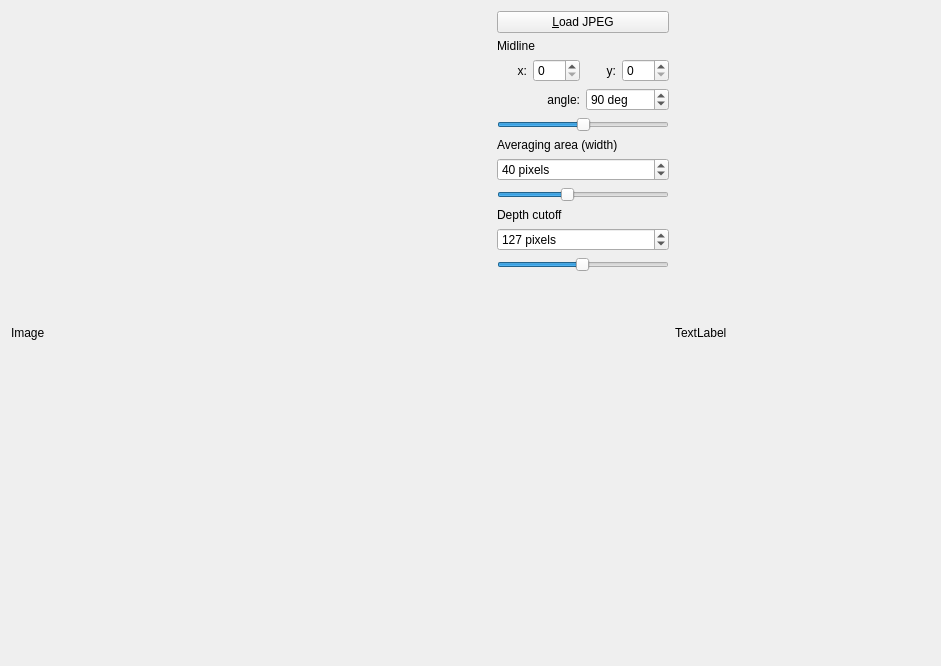
The window that src/fidmaa/form.ui (fidmaa/fidmaa-gui) describes before a commit, drawn with Qt 5.
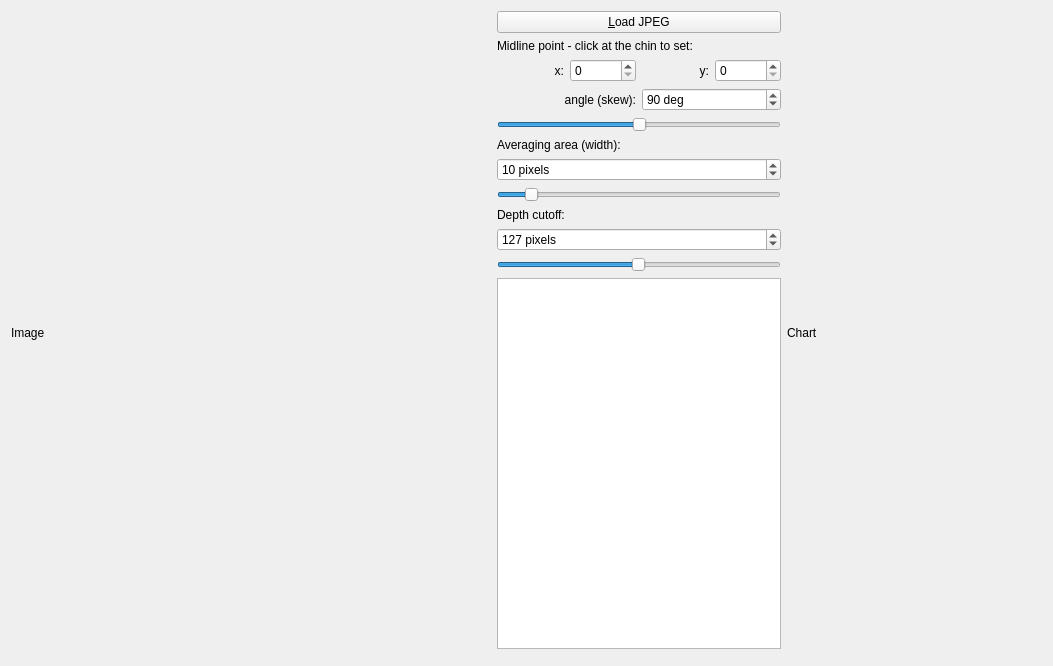
The same window after the commit. Custom widgets are drawn as their Qt base class.

What changed in the file:
```diff
--- a/src/fidmaa/form.ui
+++ b/src/fidmaa/form.ui
@@ -6,7 +6,7 @@
    <rect>
     <x>0</x>
     <y>0</y>
-    <width>941</width>
+    <width>1053</width>
     <height>666</height>
    </rect>
   </property>
@@ -40,7 +40,7 @@
        <item>
         <widget class="QLabel" name="label_2">
          <property name="text">
-          <string>Midline</string>
+          <string>Midline point - click at the chin to set:</string>
          </property>
         </widget>
        </item>
@@ -90,7 +90,7 @@
          <item>
           <widget class="QLabel" name="label_5">
            <property name="text">
-            <string>angle:</string>
+            <string>angle (skew):</string>
            </property>
            <property name="alignment">
             <set>Qt::AlignRight|Qt::AlignTrailing|Qt::AlignVCenter</set>
@@ -137,7 +137,7 @@
        <item>
         <widget class="QLabel" name="label_7">
          <property name="text">
-          <string>Averaging area (width)</string>
+          <string>Averaging area (width):</string>
          </property>
         </widget>
        </item>
@@ -150,7 +150,7 @@
           <number>100</number>
          </property>
          <property name="value">
-          <number>40</number>
+          <number>10</number>
          </property>
         </widget>
        </item>
@@ -163,7 +163,7 @@
           <number>100</number>
          </property>
          <property name="value">
-          <number>40</number>
+          <number>10</number>
          </property>
          <property name="orientation">
           <enum>Qt::Horizontal</enum>
@@ -173,7 +173,7 @@
        <item>
         <widget class="QLabel" name="label">
          <property name="text">
-          <string>Depth cutoff</string>
+          <string>Depth cutoff:</string>
          </property>
         </widget>
        </item>
@@ -203,21 +203,15 @@
          </property>
         </widget>
        </item>
+       <item>
+        <widget class="QPlainTextEdit" name="dataOutputEdit">
+         <property name="readOnly">
+          <bool>true</bool>
+         </property>
+        </widget>
+       </item>
       </layout>
      </item>
-     <item row="1" column="1">
-      <spacer name="verticalSpacer">
-       <property name="orientation">
-        <enum>Qt::Vertical</enum>
-       </property>
-       <property name="sizeHint" stdset="0">
-        <size>
-         <width>20</width>
-         <height>40</height>
-        </size>
-       </property>
-      </spacer>
-     </item>
      <item row="0" column="0" rowspan="2">
       <widget class="QClickableLabel" name="imageLabel">
        <property name="sizePolicy">
@@ -254,7 +248,7 @@
       </size>
      </property>
      <property name="text">
-      <string>TextLabel</string>
+      <string>Chart</string>
      </property>
     </widget>
    </item>
```
Left out of the diff: 2 changed lines with no effect on the pictures.
